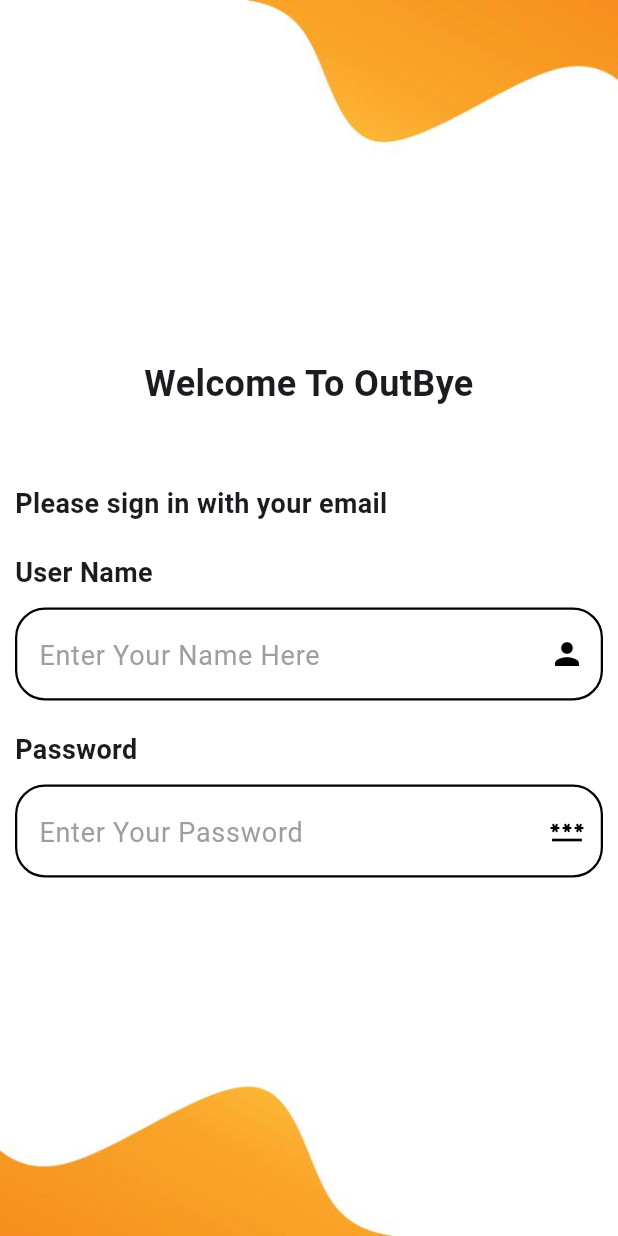
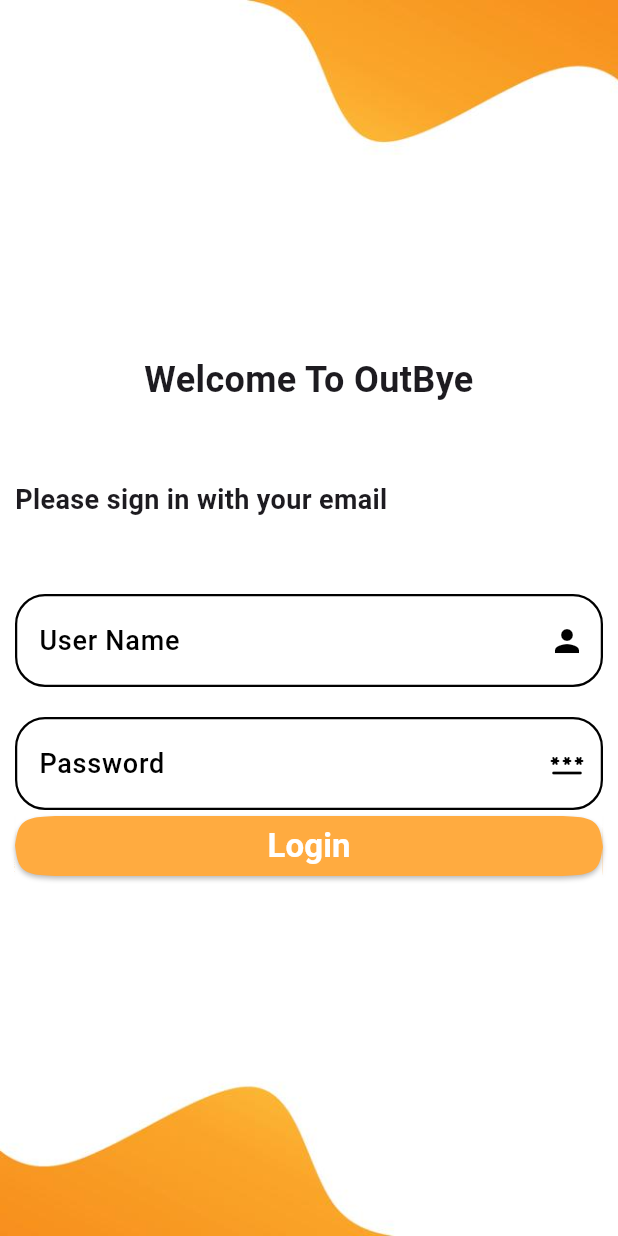
Before and after one commit to shahdadell/Graduation_Project4, a Flutter app: the LoginScreen screen opened by its route, on a phone screen of 412 x 824 dp. Run offline on Flutter 3.47's test engine with Material 3 defaults, Android fonts, the phone set to English and light mode, and no system bars.

```diff
--- a/lib/custom_field/text_filed.dart
+++ b/lib/custom_field/text_filed.dart
@@ -1,28 +1,32 @@
 import 'package:flutter/material.dart';
 
 class CustomField extends StatelessWidget {
- // TextEditingController controller;
+  TextEditingController controller;
   String hint;
+  String text ;
   IconData icon;
   TextInputType type;
   TextInputAction action;
   String? Function(String?)? validator;
+  bool password ;
 
   CustomField({
     super.key,
     required this.icon,
     required this.hint,
     required this.type,
+    required this.text,
     required this.action,
-    //required this.controller,
+    required this.controller,
     required this.validator,
+     this.password = false,
   });
 
   @override
   Widget build(BuildContext context) {
     return TextFormField(
       validator: validator,
-      // controller: controller,
+      controller: controller,
       style: const TextStyle(
         fontSize: 20,
         color: Colors.black,
@@ -30,6 +34,13 @@ class CustomField extends StatelessWidget {
       keyboardType: type,
       textInputAction: action,
       decoration: InputDecoration(
+        label: Text(text,
+        style: const TextStyle(
+          color: Colors.black,
+              fontSize: 18,
+          fontWeight: FontWeight.w500
+        ),
+        ),
         fillColor: Colors.white,
         filled: true,
         hintText: hint,
@@ -40,7 +51,7 @@ class CustomField extends StatelessWidget {
         focusedBorder: OutlineInputBorder(
           borderRadius: BorderRadius.circular(20),
           borderSide: const BorderSide(
-            width: 2,
+            width: 1.5,
             color: Colors.orange,
           ),
         ),
@@ -68,6 +79,7 @@ class CustomField extends StatelessWidget {
           color: Colors.black,
         ),
       ),
+      obscureText: password ,
     );
   }
 }
--- a/lib/login_screen/login_screen.dart
+++ b/lib/login_screen/login_screen.dart
@@ -1,9 +1,11 @@
 import 'package:flutter/material.dart';
 import '../custom_field/text_filed.dart';
+import '../home_screen/home_screen.dart';
 
 class LoginScreen extends StatelessWidget {
-  static const String routeName = "HomeScreen" ;
-  const LoginScreen({super.key});
+  var nameController = TextEditingController();
+  var passwordController = TextEditingController();
+  static const String routeName = "Login" ;
 
   @override
   Widget build(BuildContext context) {
@@ -20,10 +22,12 @@ class LoginScreen extends StatelessWidget {
           backgroundColor: Colors.transparent,
           body: Padding(
             padding: const EdgeInsets.all(10),
+            child: Expanded(
               child: Column(
                 crossAxisAlignment: CrossAxisAlignment.stretch,
                 mainAxisAlignment: MainAxisAlignment.center,
                 children: [
+                  const Spacer(),
                   const Text("Welcome To OutBye",
                     style: TextStyle(
                       fontSize: 24,
@@ -38,17 +42,12 @@ class LoginScreen extends StatelessWidget {
                         fontWeight: FontWeight.w600
                     ),
                   ),
-                const SizedBox(height: 20),
-                const Text("User Name",
-                  style: TextStyle(
-                      fontSize: 18,
-                      fontWeight: FontWeight.bold
-                  ),
-                ),
-                const SizedBox(height: 10),
+                  const SizedBox(height: 50),
                   CustomField(
+                    text: 'User Name',
+                    controller: nameController,
                     icon: Icons.person,
-                  hint: "Enter Your Name Here",
+                    hint: 'Enter Your Name',
                     type: TextInputType.name,
                     action: TextInputAction.done,
                     validator:(value){
@@ -59,26 +58,42 @@ class LoginScreen extends StatelessWidget {
                     },
                   ),
                   const SizedBox(height: 20),
-                const Text("Password",
-                  style: TextStyle(
-                      fontSize: 18,
-                      fontWeight: FontWeight.bold
-                  ),
-                ),
-                const SizedBox(height: 10),
                   CustomField(
-                  icon: Icons.password,
-                  hint: "Enter Your Password",
+                    controller: passwordController,
+                    text: 'Password',
+                    password: true,
+                    icon: Icons.password_rounded,
+                    hint: 'Enter Your Password',
                     type: TextInputType.visiblePassword,
                     action: TextInputAction.done,
                     validator:(value){
                       if(value == null || value.isEmpty){
-                      return "Name is required" ;
+                        return "Password is required" ;
                       }
                       return null ;
                     },
                   ),
+                  ElevatedButton(
+                    onPressed: (){
+                      Navigator.of(context).pushReplacementNamed(HomeScreen.routeName);
+                    },
+                    style: ElevatedButton.styleFrom(
+                        backgroundColor: Colors.orangeAccent,
+                        shape: ContinuousRectangleBorder(
+                            borderRadius: BorderRadius.circular(50)
+                        )
+                    ),
+                    child: const Text("Login",
+                      style: TextStyle(
+                        fontSize: 22,
+                        fontWeight: FontWeight.bold,
+                        color: Colors.white,
+                      ),
+                    ),
+                  ),
+                  const Spacer(),
                 ],
+              ),
             ),
           ),
         ),
--- a/lib/splash_screen/splash_screen.dart
+++ b/lib/splash_screen/splash_screen.dart
@@ -9,7 +9,7 @@ class SplashScreen extends StatelessWidget {
   @override
   Widget build(BuildContext context) {
     Timer(
-        const Duration(seconds: 3),
+        const Duration(seconds: 5),
             (){
           Navigator.pushReplacement(
             context,
@@ -22,7 +22,7 @@ class SplashScreen extends StatelessWidget {
         });
     var mediaQuery = MediaQuery.of(context).size ;
     return Scaffold(
-      body: Image.asset("assets/images/Color_Mat11te_1.gif",
+      body: Image.asset("assets/images/copy.gif",
         width: mediaQuery.width,
         height: mediaQuery.height,
         fit: BoxFit.cover,
--- a/lib/theme/theme.dart
+++ b/lib/theme/theme.dart
@@ -4,6 +4,11 @@ class MyTheme{
   static Color primaryColor =  Colors.deepOrange ;
   //---------------------------------------------------//
   static ThemeData appTheme = ThemeData(
+    appBarTheme: const AppBarTheme(
+      color: Colors.transparent,
+      elevation: 0,
+      centerTitle: true,
+    ),
     // scaffoldBackgroundColor: Colors.transparent,
     primaryColor: primaryColor,
     textTheme: const TextTheme(
```
Also changed, not shown: lib/home_screen/home_screen.dart (added, +11 -0 lines), lib/main/main.dart (+6 -2 lines), lib/register_screen/register_screen.dart (+92 -2 lines), assets/images/Color_Mat11te_1.gif (deleted), assets/images/bb.png (added), assets/images/copy.gif (added). Lines whose indentation alone changed are shown as unchanged.
